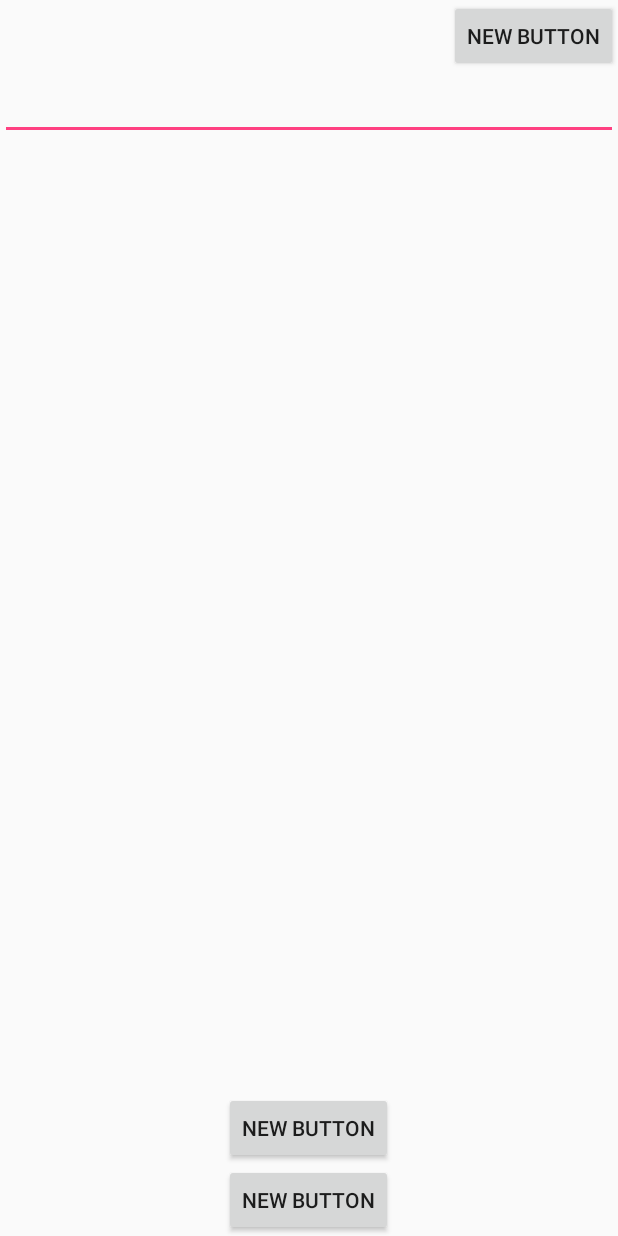
After one commit to austincunningham/android-mytweet, an Android app: the layout activity_mytweet.xml on its own in the app's theme, with its tools: preview values and no code run, on a phone screen of 412 x 824 dp. The commit adds this screen. Run offline under Robolectric (Android 15) with nearby library versions, the phone set to English and light mode, and no system bars.

Commit message:
dummy mytweet activity setup

```diff
--- a/app/build.gradle
+++ b/app/build.gradle
@@ -5,7 +5,7 @@ android {
     buildToolsVersion "23.0.2"
 
     defaultConfig {
-        applicationId "app.mytweet"
+        applicationId "app.activity_mytweet"
         minSdkVersion 16
         targetSdkVersion 23
         versionCode 1
--- a/app/src/main/AndroidManifest.xml
+++ b/app/src/main/AndroidManifest.xml
@@ -8,7 +8,7 @@
         android:label="@string/app_name"
         android:supportsRtl="true"
         android:theme="@style/AppTheme">
-        <activity android:name=".Welcome">
+        <activity android:name=".activites.Welcome">
             <intent-filter>
                 <action android:name="android.intent.action.MAIN" />
 
@@ -16,11 +16,11 @@
             </intent-filter>
         </activity>
         <activity
-            android:name=".SignUp"
+            android:name=".activites.SignUp"
             android:label="@string/app_name" >
         </activity>
         <activity
-            android:name=".Login"
+            android:name=".activites.Login"
             android:label="@string/app_name" >
         </activity>
     </application>
--- a/app/src/main/java/app/mytweet/SignUp.java
+++ b/app/src/main/java/app/mytweet/activites/Login.java
@@ -1,19 +1,18 @@
-package app.mytweet;
+package app.mytweet.activites;
 
 import android.os.Bundle;
 import android.support.v7.app.AppCompatActivity;
 
+import app.mytweet.R;
+
 /**
  * Created by austin on 27/09/2016.
  */
-public class SignUp extends AppCompatActivity {
-
-
+public class Login extends AppCompatActivity {
     @Override
     protected void onCreate(Bundle savedInstanceState) {
         super.onCreate(savedInstanceState);
-        setContentView(R.layout.activity_signup);
+        setContentView(R.layout.activity_login);
 
     }
-
 }
--- /dev/null
+++ b/app/src/main/java/app/mytweet/activites/MyTweet.java
@@ -0,0 +1,19 @@
+package app.mytweet.activites;
+
+import android.os.Bundle;
+import android.support.v7.app.AppCompatActivity;
+import android.widget.Button;
+
+import app.mytweet.R;
+
+/**
+ * Created by austin on 28/09/2016.
+ */
+public class MyTweet extends AppCompatActivity {
+    protected void onCreate(Bundle savedInstanceState) {
+        super.onCreate(savedInstanceState);
+        setContentView(R.layout.activity_mytweet);
+
+
+    }
+}
--- a/app/src/main/java/app/mytweet/Login.java
+++ b/app/src/main/java/app/mytweet/activites/SignUp.java
@@ -1,16 +1,21 @@
-package app.mytweet;
+package app.mytweet.activites;
 
 import android.os.Bundle;
 import android.support.v7.app.AppCompatActivity;
 
+import app.mytweet.R;
+
 /**
  * Created by austin on 27/09/2016.
  */
-public class Login extends AppCompatActivity {
+public class SignUp extends AppCompatActivity {
+
+
     @Override
     protected void onCreate(Bundle savedInstanceState) {
         super.onCreate(savedInstanceState);
-        setContentView(R.layout.activity_login);
+        setContentView(R.layout.activity_signup);
 
     }
+
 }
--- a/app/src/main/java/app/mytweet/Welcome.java
+++ b/app/src/main/java/app/mytweet/activites/Welcome.java
@@ -1,10 +1,14 @@
-package app.mytweet;
+package app.mytweet.activites;
 
 import android.content.Intent;
 import android.support.v7.app.AppCompatActivity;
 import android.os.Bundle;
 import android.view.View;
 import android.widget.Button;
+
+import app.mytweet.R;
+import app.mytweet.activites.Login;
+import app.mytweet.activites.SignUp;
 
 public class Welcome extends AppCompatActivity {
 
--- /dev/null
+++ b/app/src/main/res/layout/activity_mytweet.xml
@@ -0,0 +1,43 @@
+<?xml version="1.0" encoding="utf-8"?>
+<RelativeLayout xmlns:android="http://schemas.android.com/apk/res/android"
+    android:orientation="vertical" android:layout_width="match_parent"
+    android:layout_height="match_parent">
+
+    <Button
+        android:layout_width="wrap_content"
+        android:layout_height="wrap_content"
+        android:text="New Button"
+        android:id="@+id/button"
+        android:layout_gravity="right"
+        android:layout_above="@+id/button2"
+        android:layout_alignLeft="@+id/button2"
+        android:layout_alignStart="@+id/button2" />
+
+    <EditText
+        android:layout_width="match_parent"
+        android:layout_height="wrap_content"
+        android:id="@+id/editText7"
+        android:layout_gravity="center_horizontal"
+        android:layout_below="@+id/button5"
+        android:layout_alignParentLeft="true"
+        android:layout_alignParentStart="true" />
+
+    <Button
+        android:layout_width="wrap_content"
+        android:layout_height="wrap_content"
+        android:text="New Button"
+        android:id="@+id/button2"
+        android:layout_gravity="center_horizontal"
+        android:layout_alignParentBottom="true"
+        android:layout_centerHorizontal="true" />
+
+    <Button
+        android:layout_width="wrap_content"
+        android:layout_height="wrap_content"
+        android:text="New Button"
+        android:id="@+id/button5"
+        android:layout_gravity="center_horizontal"
+        android:layout_alignParentTop="true"
+        android:layout_alignParentRight="true"
+        android:layout_alignParentEnd="true" />
+</RelativeLayout>
--- a/app/src/main/res/layout/activity_welcome.xml
+++ b/app/src/main/res/layout/activity_welcome.xml
@@ -9,7 +9,7 @@
     android:paddingTop="@dimen/activity_vertical_margin"
     android:background="@drawable/twitter"
     android:scaleType="centerCrop"
-    tools:context=".Welcome">
+    tools:context=".activites.Welcome">
 
     <TextView
         android:layout_width="match_parent"
```
